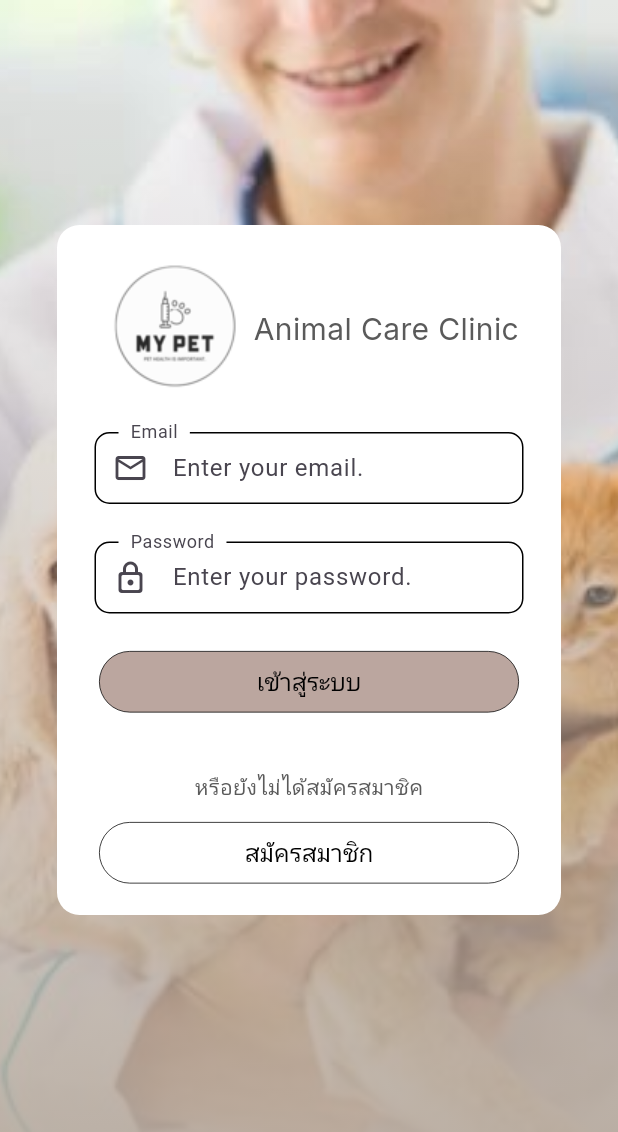
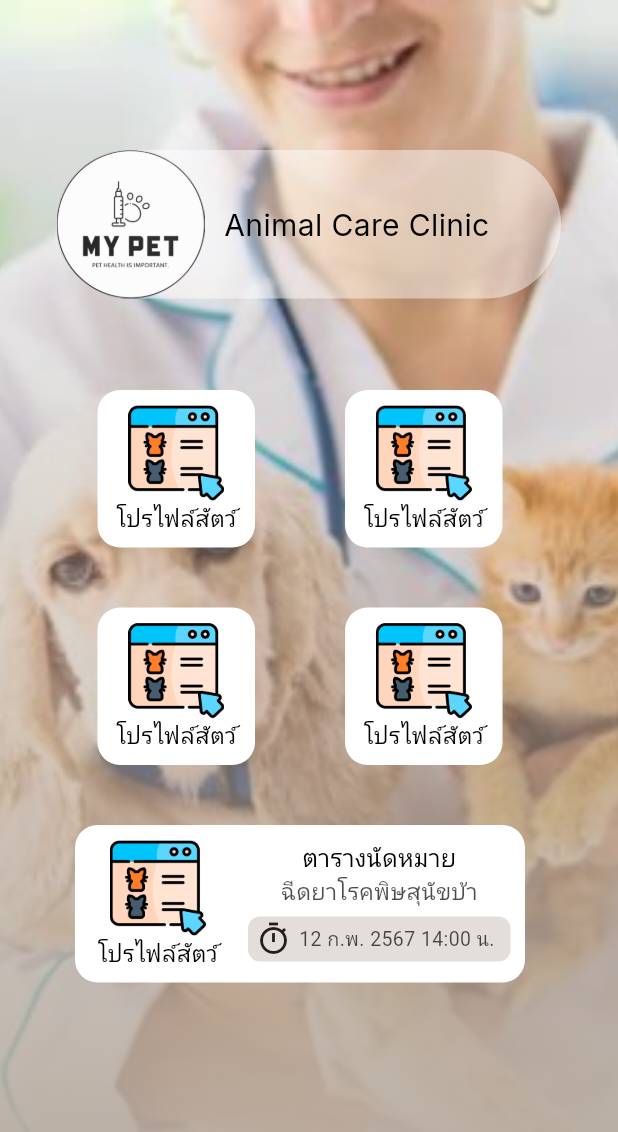
Before and after one commit to Phongsathornjan/vet-management-mobile-application, a Flutter app: the screen it shows after launch, after a tap on "เข้าสู่ระบบ", on a phone screen of 412 x 824 dp. Shown: the top 1132 px of the screen. Run offline on Flutter 3.47's test engine with Material 3 defaults, Android fonts, the light colour scheme and no system bars; our stand-ins replace google_fonts.

Commit message:
menuScreen update

```diff
--- a/lib/screen/loginscreen.dart
+++ b/lib/screen/loginscreen.dart
@@ -2,6 +2,8 @@ import 'package:flutter/material.dart';
 import 'package:google_fonts/google_fonts.dart';
 import 'package:vet_care/component/mybutton.dart';
 import 'package:vet_care/component/mytextfield.dart';
+import 'package:vet_care/screen/menuscreen.dart';
+import 'package:vet_care/screen/registerscreen.dart';
 import 'package:vet_care/widgets/background_widget.dart';
 import 'package:vet_care/widgets/colorbrowshade_widget.dart';
 
@@ -9,10 +11,6 @@ class LoginScreen extends StatelessWidget {
   LoginScreen({super.key});
   final emailcontroller = TextEditingController();
   final passcontroller = TextEditingController();
-
-  signIn() {}
-
-  goto_register() {}
 
   @override
   Widget build(BuildContext context) {
@@ -37,10 +35,16 @@ class LoginScreen extends StatelessWidget {
                     const SizedBox(
                       height: 20,
                     ),
-                    Row(
-                      mainAxisAlignment: MainAxisAlignment.center,
+                    Padding(
+                      padding: const EdgeInsets.all(8.0),
+                      child: Row(
+                        mainAxisAlignment: MainAxisAlignment.start,
                         children: [
-                        Image.asset("assets/images/logo.png"),
+                          Image.asset(
+                            "assets/images/logo.png",
+                            height: 80,
+                            width: 105,
+                          ),
                           Column(
                             children: [
                               Row(
@@ -58,6 +62,7 @@ class LoginScreen extends StatelessWidget {
                             ],
                           )
                         ],
+                      ),
                     ),
                     const SizedBox(
                       height: 20,
@@ -82,7 +87,12 @@ class LoginScreen extends StatelessWidget {
                       height: 25,
                     ),
                     MyButton(
-                        onTap: signIn,
+                        onTap: () {
+                          Navigator.push(
+                              context,
+                              MaterialPageRoute(
+                                  builder: (context) => MenuScreen()));
+                        },
                         hinText: 'เข้าสู่ระบบ',
                         color: Color.fromARGB(255, 187, 166, 159)),
                     const SizedBox(
@@ -99,7 +109,12 @@ class LoginScreen extends StatelessWidget {
                       height: 13,
                     ),
                     MyButton(
-                        onTap: goto_register,
+                        onTap: () {
+                          Navigator.push(
+                              context,
+                              MaterialPageRoute(
+                                  builder: (context) => RegisterScreen()));
+                        },
                         hinText: 'สมัครสมาชิก',
                         color: Color.fromARGB(255, 255, 255, 255)),
                   ],
--- /dev/null
+++ b/lib/screen/menuscreen.dart
@@ -0,0 +1,251 @@
+import 'package:flutter/material.dart';
+import 'package:google_fonts/google_fonts.dart';
+import 'package:vet_care/widgets/background_widget.dart';
+import 'package:vet_care/widgets/colorbrowshade_widget.dart';
+import 'package:vet_care/widgets/logo_widget.dart';
+
+class MenuScreen extends StatelessWidget {
+  const MenuScreen({super.key});
+
+  @override
+  Widget build(BuildContext context) {
+    return Scaffold(
+      body: Stack(
+        children: [
+          const background(),
+          const ColorBrowShade(),
+          logo_widget(),
+          Positioned(
+            left: 50,
+            top: 260,
+            child: Column(
+              children: [
+                Row(
+                  children: [
+                    Container(
+                      decoration: const BoxDecoration(
+                          color: Color.fromARGB(255, 255, 255, 255),
+                          borderRadius: BorderRadius.all(Radius.circular(15))),
+                      width: 105,
+                      height: 105,
+                      child: Padding(
+                        padding: const EdgeInsets.symmetric(vertical: 10),
+                        child: Column(
+                          children: [
+                            Image.asset(
+                              'assets/images/menu1.png',
+                              width: 64,
+                              height: 64,
+                            ),
+                            Text(
+                              'โปรไฟล์สัตว์',
+                              style: GoogleFonts.notoSansThai(
+                                  textStyle: const TextStyle(
+                                      fontSize: 15,
+                                      fontWeight: FontWeight.w400),
+                                  color: const Color.fromARGB(255, 0, 0, 0)),
+                            ),
+                          ],
+                        ),
+                      ),
+                    ),
+                    const SizedBox(
+                      width: 60,
+                    ),
+                    Container(
+                      decoration: const BoxDecoration(
+                          color: Color.fromARGB(255, 255, 255, 255),
+                          borderRadius: BorderRadius.all(Radius.circular(15))),
+                      width: 105,
+                      height: 105,
+                      child: Padding(
+                        padding: const EdgeInsets.symmetric(vertical: 10),
+                        child: Column(
+                          children: [
+                            Image.asset(
+                              'assets/images/menu1.png',
+                              width: 64,
+                              height: 64,
+                            ),
+                            Text(
+                              'โปรไฟล์สัตว์',
+                              style: GoogleFonts.notoSansThai(
+                                  textStyle: const TextStyle(
+                                      fontSize: 15,
+                                      fontWeight: FontWeight.w400),
+                                  color: const Color.fromARGB(255, 0, 0, 0)),
+                            ),
+                          ],
+                        ),
+                      ),
+                    ),
+                  ],
+                ),
+                const SizedBox(
+                  height: 40,
+                ),
+                Row(
+                  children: [
+                    Container(
+                      decoration: const BoxDecoration(
+                          color: Color.fromARGB(255, 255, 255, 255),
+                          borderRadius: BorderRadius.all(Radius.circular(15))),
+                      width: 105,
+                      height: 105,
+                      child: Padding(
+                        padding: const EdgeInsets.symmetric(vertical: 10),
+                        child: Column(
+                          children: [
+                            Image.asset(
+                              'assets/images/menu1.png',
+                              width: 64,
+                              height: 64,
+                            ),
+                            Text(
+                              'โปรไฟล์สัตว์',
+                              style: GoogleFonts.notoSansThai(
+                                  textStyle: const TextStyle(
+                                      fontSize: 15,
+                                      fontWeight: FontWeight.w400),
+                                  color: const Color.fromARGB(255, 0, 0, 0)),
+                            ),
+                          ],
+                        ),
+                      ),
+                    ),
+                    const SizedBox(
+                      width: 60,
+                    ),
+                    Container(
+                      decoration: const BoxDecoration(
+                          color: Color.fromARGB(255, 255, 255, 255),
+                          borderRadius: BorderRadius.all(Radius.circular(15))),
+                      width: 105,
+                      height: 105,
+                      child: Padding(
+                        padding: const EdgeInsets.symmetric(vertical: 10),
+                        child: Column(
+                          children: [
+                            Image.asset(
+                              'assets/images/menu1.png',
+                              width: 64,
+                              height: 64,
+                            ),
+                            Text(
+                              'โปรไฟล์สัตว์',
+                              style: GoogleFonts.notoSansThai(
+                                  textStyle: const TextStyle(
+                                      fontSize: 15,
+                                      fontWeight: FontWeight.w400),
+                                  color: const Color.fromARGB(255, 0, 0, 0)),
+                            ),
+                          ],
+                        ),
+                      ),
+                    ),
+                  ],
+                ),
+                const SizedBox(
+                  height: 40,
+                ),
+                Row(
+                  children: [
+                    Container(
+                      decoration: const BoxDecoration(
+                          color: Color.fromARGB(255, 255, 255, 255),
+                          borderRadius: BorderRadius.all(Radius.circular(15))),
+                      width: 300,
+                      height: 105,
+                      child: Padding(
+                        padding: const EdgeInsets.symmetric(
+                            vertical: 10, horizontal: 15),
+                        child: Row(
+                          children: [
+                            Column(
+                              children: [
+                                Image.asset(
+                                  'assets/images/menu1.png',
+                                  width: 64,
+                                  height: 64,
+                                ),
+                                Text(
+                                  'โปรไฟล์สัตว์',
+                                  style: GoogleFonts.notoSansThai(
+                                      textStyle: const TextStyle(
+                                          fontSize: 15,
+                                          fontWeight: FontWeight.w400),
+                                      color:
+                                          const Color.fromARGB(255, 0, 0, 0)),
+                                ),
+                              ],
+                            ),
+                            const SizedBox(
+                              width: 20,
+                            ),
+                            Column(
+                              children: [
+                                Text(
+                                  'ตารางนัดหมาย',
+                                  style: GoogleFonts.notoSansThai(
+                                      textStyle: const TextStyle(
+                                          fontSize: 16,
+                                          fontWeight: FontWeight.w400),
+                                      color:
+                                          const Color.fromARGB(255, 0, 0, 0)),
+                                ),
+                                Text(
+                                  'ฉีดยาโรคพิษสุนัขบ้า',
+                                  style: GoogleFonts.notoSansThai(
+                                      textStyle: const TextStyle(
+                                          fontSize: 15,
+                                          fontWeight: FontWeight.w400),
+                                      color:
+                                          const Color.fromARGB(179, 0, 0, 0)),
+                                ),
+                                const SizedBox(
+                                  height: 7,
+                                ),
+                                Container(
+                                  decoration: const BoxDecoration(
+                                      color: Color.fromARGB(100, 183, 171, 159),
+                                      borderRadius:
+                                          BorderRadius.all(Radius.circular(8))),
+                                  width: 175,
+                                  height: 30,
+                                  child: Row(
+                                    children: [
+                                      const SizedBox(
+                                        width: 5,
+                                      ),
+                                      const Icon(Icons.timer_outlined),
+                                      const SizedBox(
+                                        width: 5,
+                                      ),
+                                      Text(
+                                        '12 ก.พ. 2567 14:00 น.',
+                                        style: GoogleFonts.notoSansThai(
+                                            textStyle: const TextStyle(
+                                                fontSize: 13,
+                                                fontWeight: FontWeight.w400),
+                                            color: const Color.fromARGB(
+                                                179, 0, 0, 0)),
+                                      ),
+                                    ],
+                                  ),
+                                ),
+                              ],
+                            )
+                          ],
+                        ),
+                      ),
+                    ),
+                  ],
+                ),
+              ],
+            ),
+          )
+        ],
+      ),
+    );
+  }
+}
--- a/lib/screen/registerscreen.dart
+++ b/lib/screen/registerscreen.dart
@@ -1,6 +1,7 @@
 import 'package:flutter/material.dart';
 import 'package:vet_care/component/mybutton.dart';
 import 'package:vet_care/component/mytextfield.dart';
+import 'package:vet_care/screen/menuscreen.dart';
 import 'package:vet_care/widgets/background_widget.dart';
 import 'package:vet_care/widgets/colorbrowshade_widget.dart';
 import 'package:google_fonts/google_fonts.dart';
@@ -192,7 +193,12 @@ class RegisterScreen extends StatelessWidget {
                     height: 15,
                   ),
                   MyButton(
-                      onTap: register,
+                      onTap: () {
+                        Navigator.push(
+                            context,
+                            MaterialPageRoute(
+                                builder: (context) => MenuScreen()));
+                      },
                       hinText: 'สมัครสมาชิก',
                       color: Color.fromARGB(255, 187, 166, 159)),
                 ],
--- /dev/null
+++ b/lib/widgets/logo_widget.dart
@@ -0,0 +1,39 @@
+import 'package:flutter/material.dart';
+import 'package:google_fonts/google_fonts.dart';
+
+class logo_widget extends StatelessWidget {
+  const logo_widget({
+    super.key,
+  });
+
+  @override
+  Widget build(BuildContext context) {
+    return Positioned(
+      top: 100,
+      left: 38,
+      right: 38,
+      child: Container(
+        decoration: const BoxDecoration(
+            color: Color.fromARGB(120, 255, 255, 255),
+            borderRadius: BorderRadius.all(Radius.circular(90))),
+        width: 333,
+        height: 99,
+        child: Row(
+          children: [
+            Image.asset("assets/images/logo.png"),
+            Padding(
+              padding: const EdgeInsets.symmetric(horizontal: 13),
+              child: Text(
+                'Animal Care Clinic',
+                style: GoogleFonts.inter(
+                    textStyle: const TextStyle(
+                        fontSize: 20, fontWeight: FontWeight.w400),
+                    color: const Color.fromARGB(255, 0, 0, 0)),
+              ),
+            )
+          ],
+        ),
+      ),
+    );
+  }
+}
```
Also changed, not shown: assets/images/logo.png, assets/images/menu1.png (added). Lines whose indentation alone changed are shown as unchanged.
